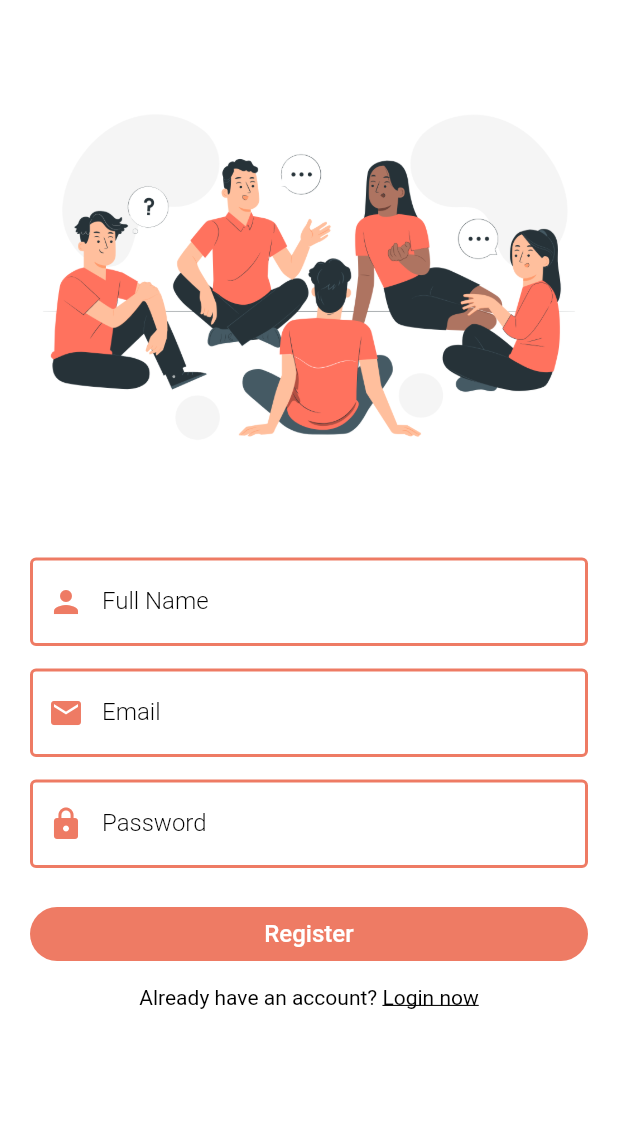
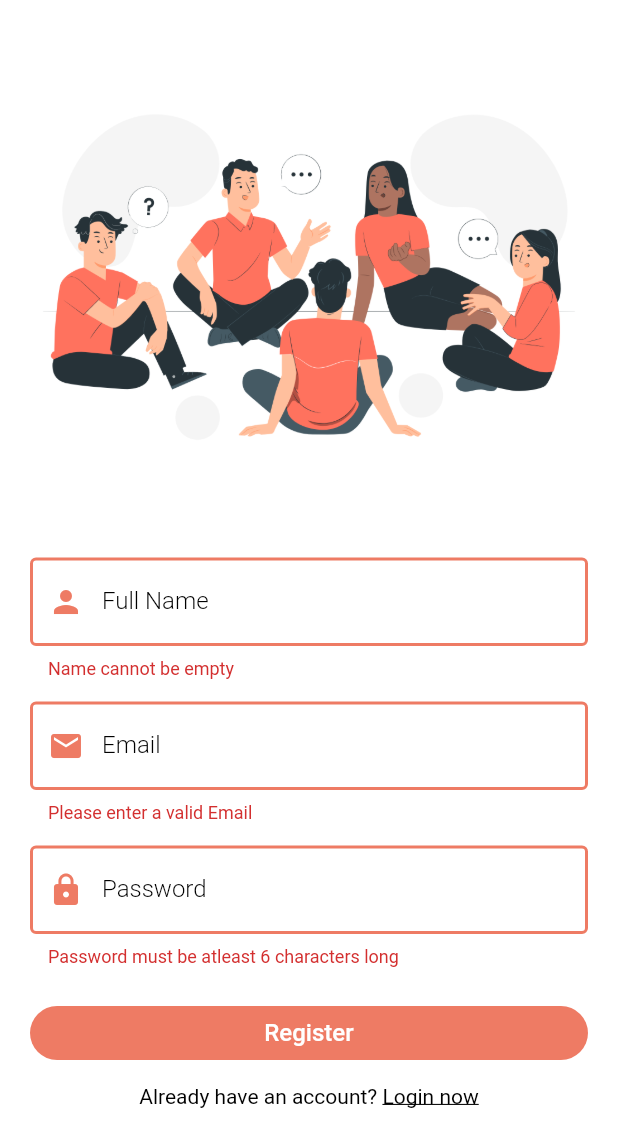
Before and after one commit to nik-05/chat-app, a Flutter app: the RegisterPage screen opened directly, scrolled down 84 dp, after a tap on "Register", on a phone screen of 412 x 824 dp, the part 107-1236 px from its top. Run offline on Flutter 3.47's test engine with Material 2 defaults, Android fonts, the phone set to English and light mode, and no system bars; our stand-ins replace cloud_firestore, firebase_auth, firebase_core, shared_preferences; accounts and stored records are empty.

Commit message:
Register User Backend support added with firebase

```diff
--- a/lib/pages/auth/register_page.dart
+++ b/lib/pages/auth/register_page.dart
@@ -1,3 +1,6 @@
+import 'package:chat_app/helper/helper_function.dart';
+import 'package:chat_app/pages/home_page.dart';
+import 'package:chat_app/service/auth_service.dart';
 import 'package:flutter/gestures.dart';
 import 'package:flutter/material.dart';
 
@@ -13,16 +16,25 @@ class RegisterPage extends StatefulWidget {
 
 class _RegisterPageState extends State<RegisterPage> {
   final formKey = GlobalKey<FormState>();
+  bool _isLoading = false;
   String email = "";
   String password = "";
   String fullName = "";
+  AuthService authService = AuthService();
 
   @override
   Widget build(BuildContext context) {
     return Scaffold(
-      body: SingleChildScrollView(
+      body: _isLoading
+          ? Center(
+              child: CircularProgressIndicator(
+                color: Theme.of(context).primaryColor,
+              ),
+            )
+          : SingleChildScrollView(
               child: Padding(
-          padding: const EdgeInsets.symmetric(horizontal: 20, vertical: 80),
+                padding:
+                    const EdgeInsets.symmetric(horizontal: 20, vertical: 80),
                 child: Form(
                   key: formKey,
                   child: Column(
@@ -31,7 +43,8 @@ class _RegisterPageState extends State<RegisterPage> {
                     children: [
                       const Text(
                         'Groupie',
-                  style: TextStyle(fontSize: 40, fontWeight: FontWeight.bold),
+                        style: TextStyle(
+                            fontSize: 40, fontWeight: FontWeight.bold),
                       ),
                       const SizedBox(height: 10),
                       const Text(
@@ -54,7 +67,7 @@ class _RegisterPageState extends State<RegisterPage> {
                           fullName = value;
                         },
                         validator: (value) {
-                    if(value!.isNotEmpty) {
+                          if (value!.isNotEmpty) {
                             return null;
                           } else {
                             return "Name cannot be empty";
@@ -152,5 +165,27 @@ class _RegisterPageState extends State<RegisterPage> {
     );
   }
 
-  void register() {}
+  void register() async {
+    if (formKey.currentState!.validate()) {
+      setState(() {
+        _isLoading = true;
+      });
+      await authService
+          .registerUserWithEmailAndPassword(fullName, email, password)
+          .then((value) async {
+            if(value == true) {
+              // saving the shared preferences state
+              await HelperFunction.saveUserLoggedInStatus(true);
+              await HelperFunction.saveUserEmailSF(email);
+              await HelperFunction.saveUserNameSF(fullName);
+              nextScreenReplace(context, HomePage());
+            } else {
+              showSnackBar(context, Colors.red, value);
+              setState(() {
+                _isLoading = false;
+              });
             }
+      });
+    }
+  }
+}
--- a/lib/pages/home_page.dart
+++ b/lib/pages/home_page.dart
@@ -11,7 +11,7 @@ class _HomePageState extends State<HomePage> {
   @override
   Widget build(BuildContext context) {
     return const Scaffold(
-
+      body: Center(child: Text('Home Page!!')),
     );
   }
 }
--- a/lib/service/auth_service.dart
+++ b/lib/service/auth_service.dart
@@ -1,3 +1,4 @@
+import 'package:chat_app/service/database_service.dart';
 import 'package:firebase_auth/firebase_auth.dart';
 
 class AuthService {
@@ -16,11 +17,12 @@ class AuthService {
 
       if (user != null) {
         // call out database service to update user data
+        await DatabaseService(uid: user.uid).updateUserData(fullName, email);
         return true;
       }
 
     } on FirebaseAuthException catch (e) {
-      print(e.toString());
+      return e.message;
     }
   }
 
--- /dev/null
+++ b/lib/service/database_service.dart
@@ -0,0 +1,24 @@
+import 'package:cloud_firestore/cloud_firestore.dart';
+
+class DatabaseService {
+  final String? uid;
+
+  DatabaseService({this.uid});
+
+  // reference for our collections
+  final CollectionReference userCollection =
+      FirebaseFirestore.instance.collection("users");
+  final CollectionReference groupCollection =
+      FirebaseFirestore.instance.collection('groups');
+
+  // updating the user data
+  Future updateUserData(String fullName, String email) async {
+    return await userCollection.doc(uid).set({
+      "fullName": fullName,
+      "email": email,
+      "groups": [],
+      "profilePic": "",
+      "uid": uid,
+    });
+  }
+}
```
Also changed, not shown: lib/helper/helper_function.dart (+15 -1 lines), lib/widgets/widgets.dart (+22 -1 lines). Lines whose indentation alone changed are shown as unchanged.
